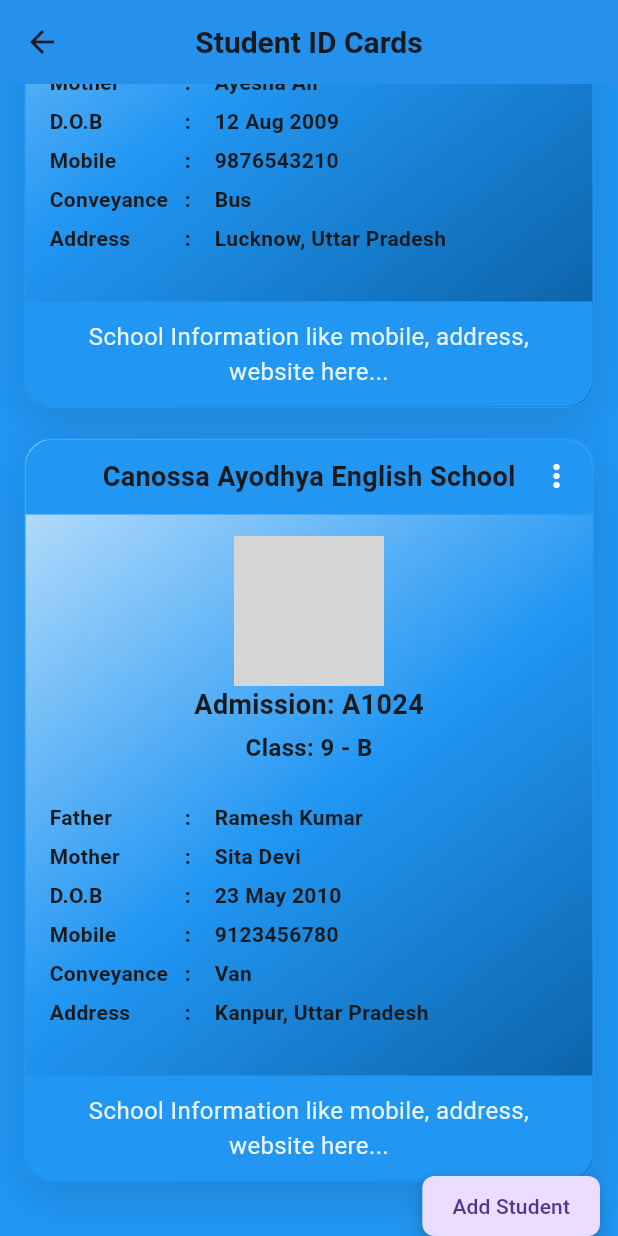
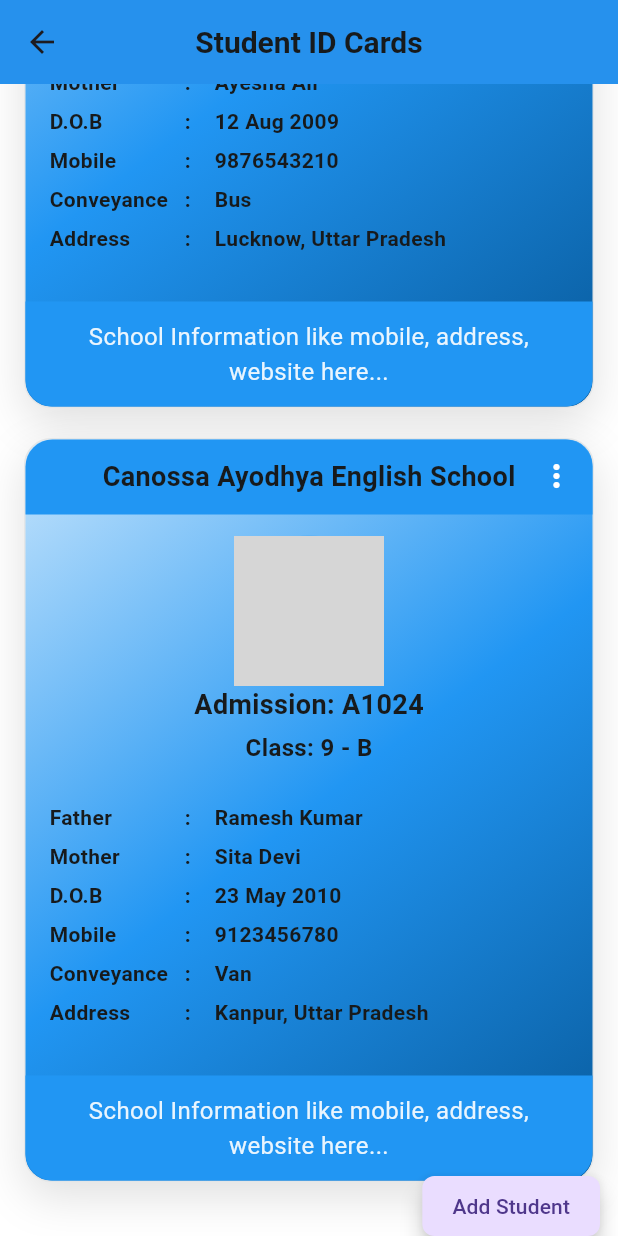
Before and after one commit to Dilshad440/citron_id_card, a Flutter app: the IdCardView screen opened by its route, scrolled down 296 dp, on a phone screen of 412 x 824 dp. Run offline on Flutter 3.47's test engine with Material 3 defaults, Android fonts, the phone set to English and light mode, and no system bars; our stand-ins replace dio, dropdown_button2, get, image_cropper, image_picker, permission_handler; network calls fail; grey boxes are pictures that could not be loaded.

Commit message:
addded dynamic theme

```diff
--- a/lib/app/modules/id_card/views/id_card_view.dart
+++ b/lib/app/modules/id_card/views/id_card_view.dart
@@ -38,7 +38,6 @@ class IdCardView extends StatelessWidget {
     ];
 
     return Scaffold(
-      backgroundColor: AppColors.primaryColor,
       appBar: const CommonAppBar(
         title: 'Student ID Cards',
         backgroundColor: AppColors.primaryColor,
@@ -87,7 +86,7 @@ class _StudentIdCard extends StatelessWidget {
     return Container(
       margin: const EdgeInsets.only(bottom: 20),
       decoration: BoxDecoration(
-        border: Border.all(color: AppColors.primaryColor),
+        border: Border.all(color: AppColors.borderColor),
         gradient: LinearGradient(
           colors: AppColors.generateGradientColors(),
           begin: Alignment.topLeft,
```
Also changed, not shown: lib/app/modules/login/views/login_view.dart (+7 -1 lines).
